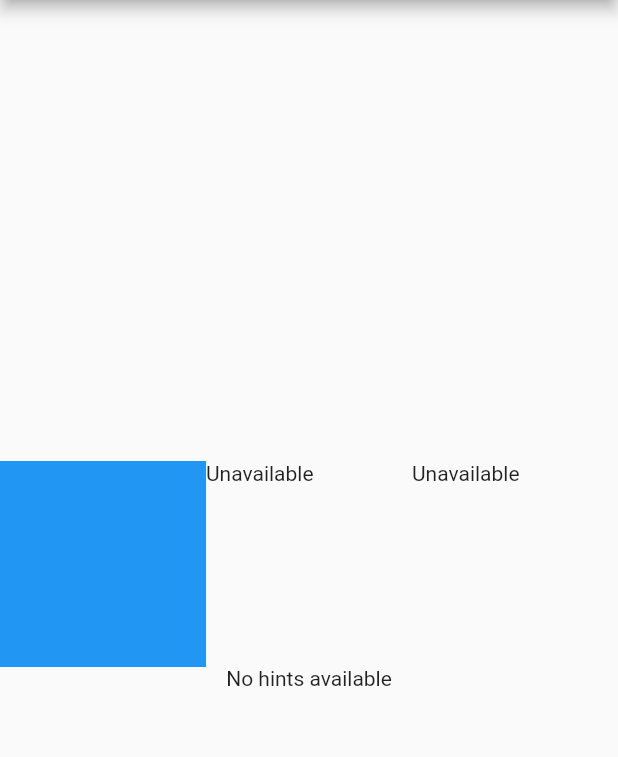
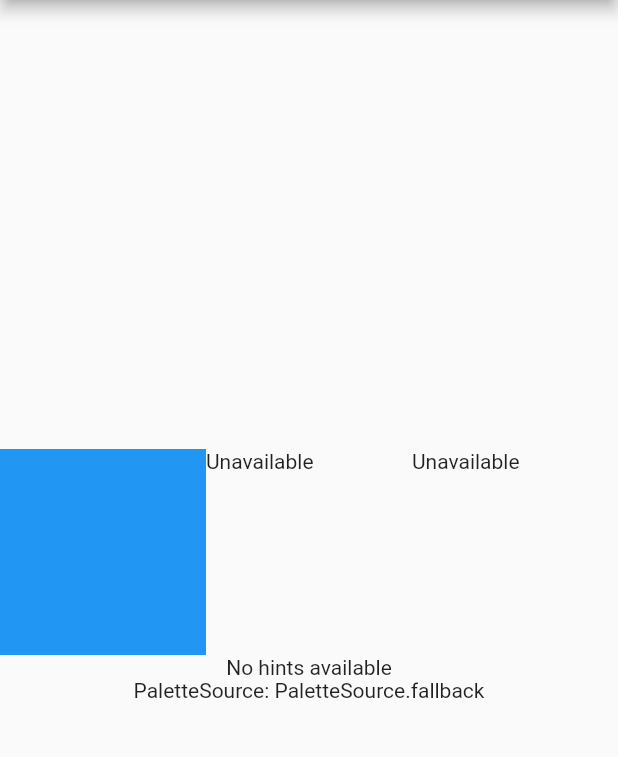
Before and after one commit to KalilDev/palette_from_wallpaper, a Flutter app: the screen it shows after launch, on a phone screen of 412 x 824 dp, the part 84-841 px from its top. Run offline on Flutter 3.47's test engine with Material 2 defaults, Android fonts, the phone set to English and light mode, and no system bars.

Commit message:
plugin: Add PaletteSource to the PlatformPalette
* This allows the app to know if the palette came from the platform, an
  fallback or an error handler

```diff
--- a/example/lib/main.dart
+++ b/example/lib/main.dart
@@ -6,8 +6,9 @@ import 'package:palette_from_wallpaper/palette_from_wallpaper.dart';
 void main() {
   runPlatformThemedApp(
     MyApp(),
-    onError: (e) => PlatformPalette(primaryColor: Colors.red),
-    initialOrFallback: () => PlatformPalette(primaryColor: Colors.blue),
+    onError: (e) => PlatformPalette.errorHandler(primaryColor: Colors.red),
+    initialOrFallback: () =>
+        PlatformPalette.fallback(primaryColor: Colors.blue),
     startEagerly: true,
   );
 }
@@ -76,7 +77,8 @@ class _MyAppState extends State<MyApp> {
             Text('HINT_SUPPORTS_DARK_THEME: '
                 '${context.palette.colorHints! & PlatformPalette.HINT_SUPPORTS_DARK_THEME}'),
           ] else
-            Text('No hints available')
+            Text('No hints available'),
+          Text('PaletteSource: ${context.palette.source}'),
         ],
       );
 
--- a/lib/src/plugin.dart
+++ b/lib/src/plugin.dart
@@ -42,30 +42,69 @@ class PaletteFromWallpaper {
   }
 }
 
+/// An enumeration of where did the [PlatformPalette] originate.
+///
+/// This may be useful to know so that the app may choose an more customized
+/// theme in case the source is not the platform for example.
+enum PaletteSource {
+  platform,
+  fallback,
+  errorHandler,
+}
+
+/// The palette of the user's wallpaper originated from the android class
+/// `android.app.WallpaperColors`, computed by the WallpaperManager
 class PlatformPalette {
   factory PlatformPalette._fromMap(Map<dynamic, dynamic> map) {
     final primary = map['primaryColor'] as int;
     final secondary = map['secondaryColor'] as int?;
     final tertiary = map['tertiaryColor'] as int?;
     final colorHints = map['colorHints'] as int?;
-    return PlatformPalette(
+    return PlatformPalette._(
       primaryColor: Color(primary),
       secondaryColor: secondary == null ? null : Color(secondary),
       tertiaryColor: tertiary == null ? null : Color(tertiary),
       colorHints: colorHints,
+      source: PaletteSource.platform,
     );
   }
 
+  const PlatformPalette._({
+    required this.primaryColor,
+    required this.secondaryColor,
+    required this.tertiaryColor,
+    required this.colorHints,
+    required this.source,
+  });
+
+  @Deprecated(
+      'The unnamed constructor was deprecated so that the user is explicit about the source when creating an PlatformPalette object!')
   const PlatformPalette({
     required this.primaryColor,
     this.secondaryColor,
     this.tertiaryColor,
     this.colorHints,
-  });
+  }) : source = PaletteSource.fallback;
+
+  const PlatformPalette.fallback({
+    required this.primaryColor,
+    this.secondaryColor,
+    this.tertiaryColor,
+    this.colorHints,
+  }) : source = PaletteSource.fallback;
+
+  const PlatformPalette.errorHandler({
+    required this.primaryColor,
+    this.secondaryColor,
+    this.tertiaryColor,
+    this.colorHints,
+  }) : source = PaletteSource.errorHandler;
+
   final Color primaryColor;
   final Color? secondaryColor;
   final Color? tertiaryColor;
   final int? colorHints;
+  final PaletteSource source;
 
   /// Specifies that dark text is preferred over the current wallpaper for best
   /// presentation.
--- a/pubspec.yaml
+++ b/pubspec.yaml
@@ -1,6 +1,6 @@
 name: palette_from_wallpaper
-description: A new flutter plugin project.
-version: 0.1.4
+description: An plugin for fetching the wallpaper palette on android
+version: 0.1.5
 homepage:
 
 environment:
```
